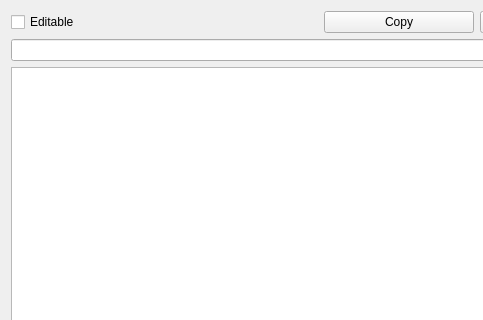
daniel-deru/WorkMate-3.0, file designs/xml/note_window.ui: the form before one commit; both pictures show x 0 to 483 and y 0 to 320 of the 641 by 494 pixel window.
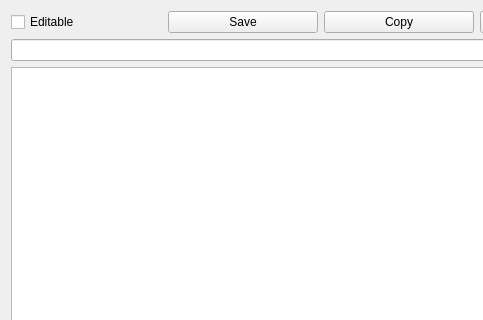
The form after the commit.

The edit to the form file:
```diff
--- a/designs/xml/note_window.ui
+++ b/designs/xml/note_window.ui
@@ -23,6 +23,25 @@
        </property>
       </widget>
      </item>
+     <item>
+      <widget class="QPushButton" name="btn_save">
+       <property name="minimumSize">
+        <size>
+         <width>150</width>
+         <height>0</height>
+        </size>
+       </property>
+       <property name="maximumSize">
+        <size>
+         <width>150</width>
+         <height>16777215</height>
+        </size>
+       </property>
+       <property name="text">
+        <string>Save</string>
+       </property>
+      </widget>
+     </item>
      <item>
       <widget class="QPushButton" name="btn_copy_note">
        <property name="minimumSize">
```
Left out of the diff: 6 changed lines with no effect on the pictures.
